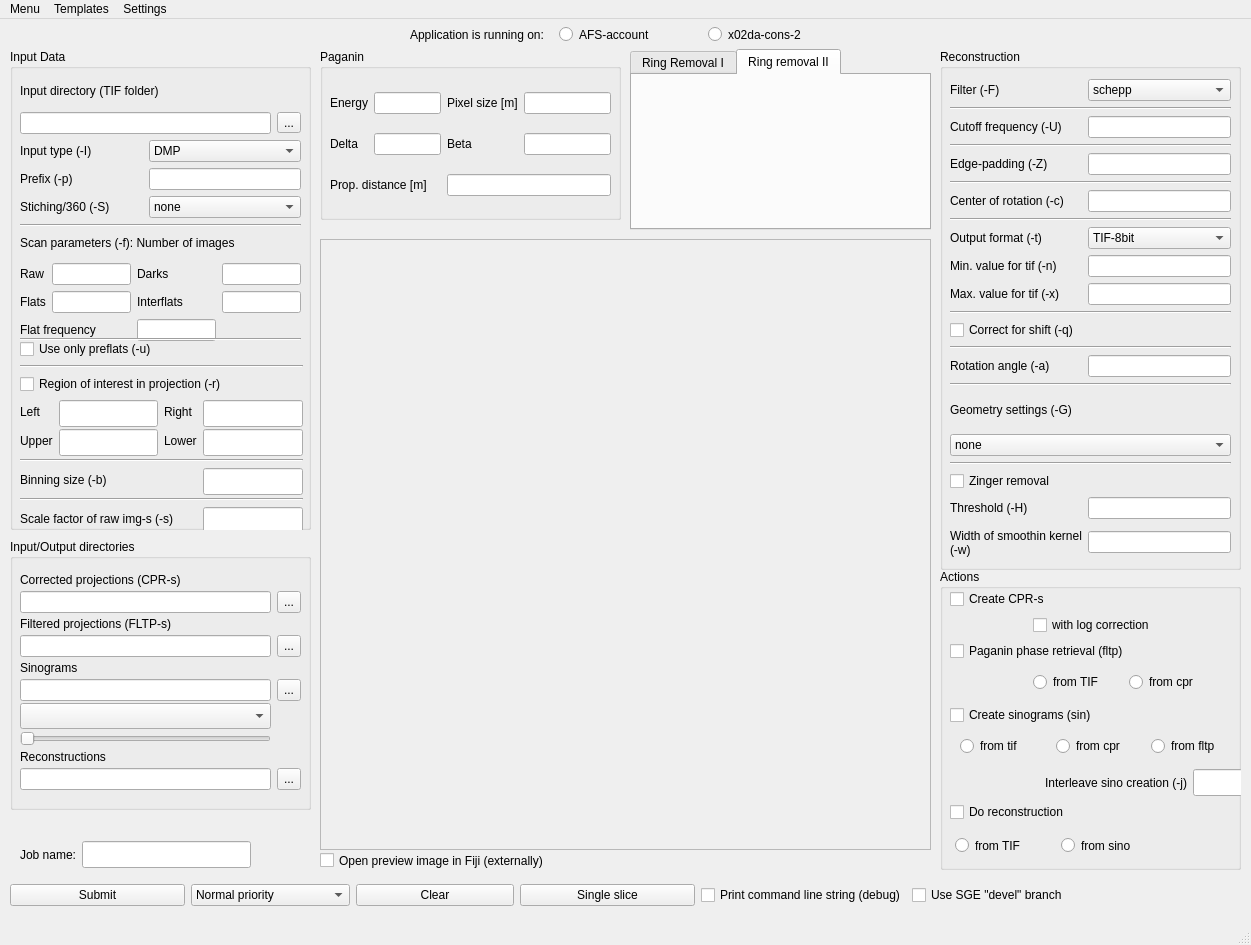
Qt form ui_files/main.ui (gnudo/grecoman) before a commit.
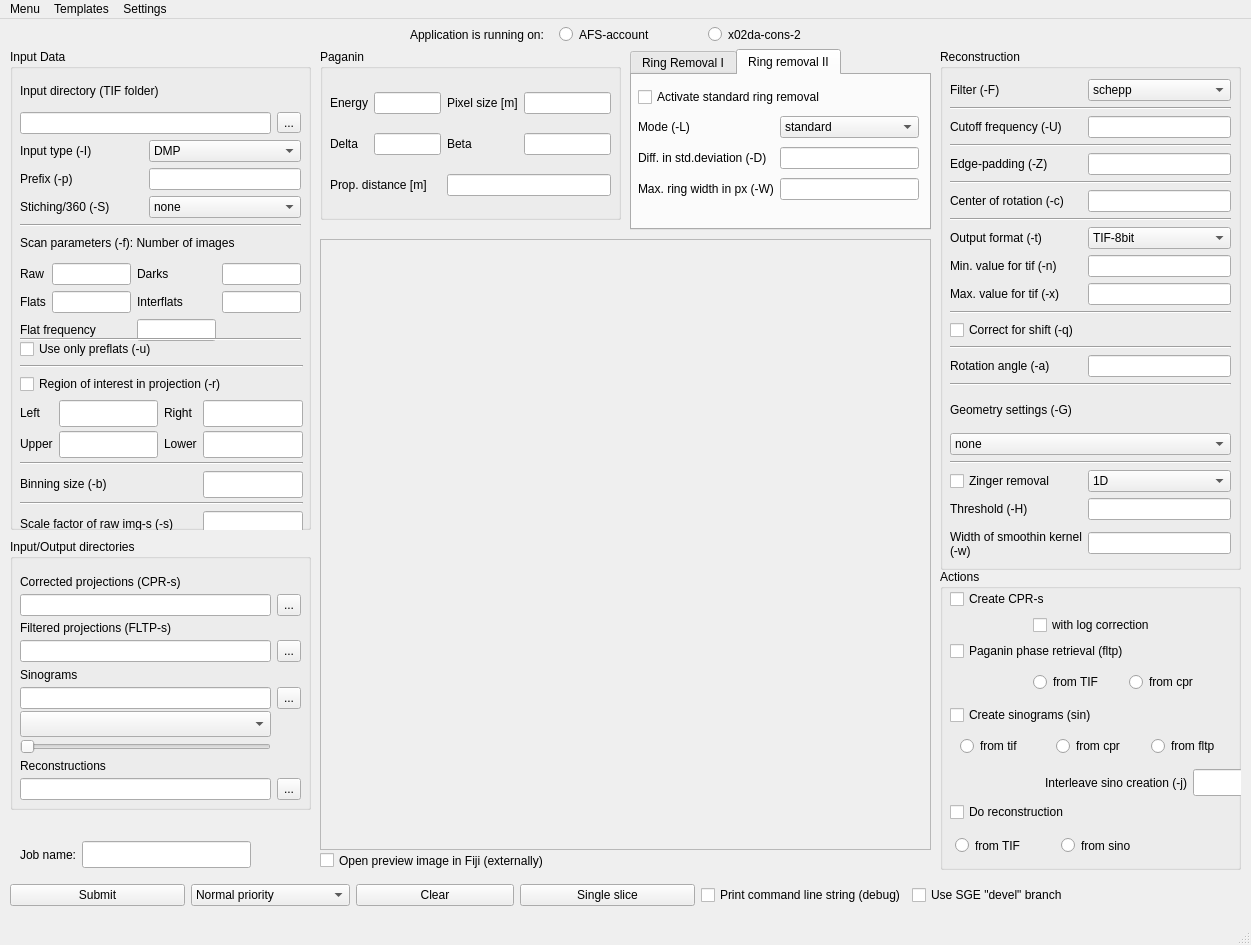
The same form after that commit. The open tabs and pages were chosen to show the change.

Commit message: added zinger correction and standard ring removal correction

```diff
--- a/ui_files/main.ui
+++ b/ui_files/main.ui
@@ -130,7 +130,7 @@
        <x>10</x>
        <y>290</y>
        <width>283</width>
-       <height>191</height>
+       <height>197</height>
       </rect>
      </property>
      <layout class="QGridLayout" name="gridLayout_3">
@@ -475,7 +475,7 @@
        <x>10</x>
        <y>30</y>
        <width>281</width>
-       <height>221</height>
+       <height>231</height>
       </rect>
      </property>
      <layout class="QGridLayout" name="gridLayout_6" rowminimumheight="0,0,0,0,0,0,30,0,0,0">
@@ -721,7 +721,7 @@
        <x>10</x>
        <y>30</y>
        <width>281</width>
-       <height>481</height>
+       <height>482</height>
       </rect>
      </property>
      <layout class="QGridLayout" name="gridLayout_7">
@@ -1011,6 +1011,20 @@
       <item row="11" column="1">
        <widget class="QLineEdit" name="tifmax"/>
       </item>
+      <item row="20" column="1">
+       <widget class="QComboBox" name="zingermode">
+        <item>
+         <property name="text">
+          <string>1D</string>
+         </property>
+        </item>
+        <item>
+         <property name="text">
+          <string>2D</string>
+         </property>
+        </item>
+       </widget>
+      </item>
      </layout>
     </widget>
    </widget>
@@ -1384,7 +1398,7 @@
      <rect>
       <x>320</x>
       <y>830</y>
-      <width>281</width>
+      <width>291</width>
       <height>23</height>
      </rect>
     </property>
@@ -1614,6 +1628,77 @@
      <attribute name="title">
       <string>Ring removal II</string>
      </attribute>
+     <widget class="QWidget" name="gridLayoutWidget_11">
+      <property name="geometry">
+       <rect>
+        <x>6</x>
+        <y>9</y>
+        <width>281</width>
+        <height>121</height>
+       </rect>
+      </property>
+      <layout class="QGridLayout" name="gridLayout_10">
+       <item row="0" column="0" colspan="2">
+        <widget class="QCheckBox" name="runringremovalstd">
+         <property name="toolTip">
+          <string/>
+         </property>
+         <property name="text">
+          <string>Activate standard ring removal</string>
+         </property>
+        </widget>
+       </item>
+       <item row="1" column="0">
+        <widget class="QLabel" name="label_9">
+         <property name="text">
+          <string>Mode (-L)</string>
+         </property>
+        </widget>
+       </item>
+       <item row="1" column="1">
+        <widget class="QComboBox" name="ring_std_mode">
+         <item>
+          <property name="text">
+           <string>standard</string>
+          </property>
+         </item>
+         <item>
+          <property name="text">
+           <string>shift by 1</string>
+          </property>
+         </item>
+         <item>
+          <property name="text">
+           <string>MBA</string>
+          </property>
+         </item>
+        </widget>
+       </item>
+       <item row="2" column="0">
+        <widget class="QLabel" name="label_45">
+         <property name="toolTip">
+          <string>Difference in standard deviation</string>
+         </property>
+         <property name="text">
+          <string>Diff. in std.deviation (-D)</string>
+         </property>
+        </widget>
+       </item>
+       <item row="2" column="1">
+        <widget class="QLineEdit" name="ring_std_diff"/>
+       </item>
+       <item row="3" column="0">
+        <widget class="QLabel" name="label_46">
+         <property name="text">
+          <string>Max. ring width in px (-W)</string>
+         </property>
+        </widget>
+       </item>
+       <item row="3" column="1">
+        <widget class="QLineEdit" name="ring_std_ringwidth"/>
+       </item>
+      </layout>
+     </widget>
     </widget>
    </widget>
   </widget>
```
Left out of the diff: 5 changed lines with no effect on the pictures. The commit also changes 5 other files.
